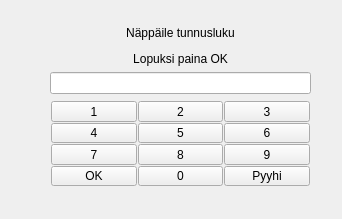
Before: the Qt Designer form bank-automat/addPin.ui in JuusoToratti/tvt23pankkiprojekti, drawn with Qt 5.
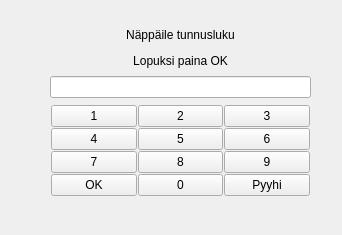
After: the same form once the commit is applied.

```diff
--- a/bank-automat/addPin.ui
+++ b/bank-automat/addPin.ui
@@ -7,7 +7,7 @@
     <x>0</x>
     <y>0</y>
     <width>342</width>
-    <height>219</height>
+    <height>235</height>
    </rect>
   </property>
   <property name="windowTitle">
@@ -22,7 +22,7 @@
      <x>50</x>
      <y>26</y>
      <width>261</width>
-     <height>161</height>
+     <height>171</height>
     </rect>
    </property>
    <layout class="QVBoxLayout" name="verticalLayout_2">
```
